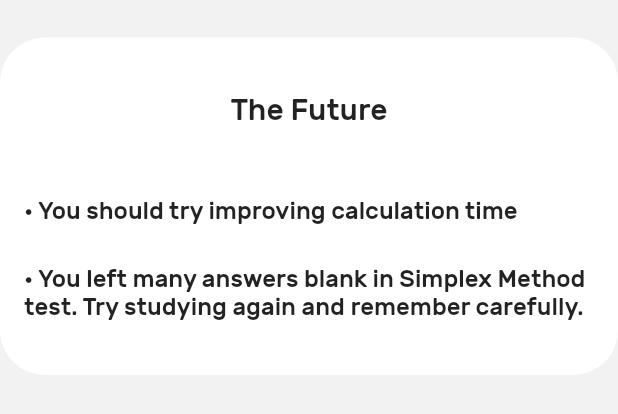
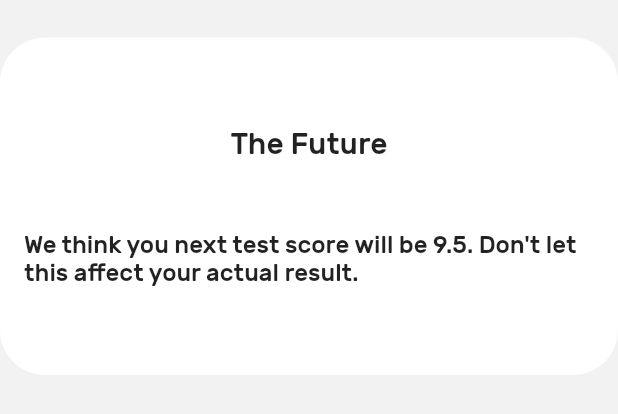
Before and after one commit to Photronium/Math-Solver-App, a Flutter app: the ScorePredictor widget shown alone on an empty page, opened directly, on a phone screen of 412 x 824 dp. Shown: the top 414 px of the screen. Run offline on Flutter 3.47's test engine with Material 2 defaults, Android fonts, the phone set to English and light mode, and no system bars; project files that could hold a hidden picture were left out.

Commit message:
1 minor change
Smart Suggestion is replaced by Scored Predictor. The widget template is updated to reflect this

```diff
--- a/lib/screen/dashboard/dashboard.dart
+++ b/lib/screen/dashboard/dashboard.dart
@@ -341,17 +341,7 @@ class _ScorePredictor extends State<ScorePredictor> {
                       child: Row(children: <Widget>[
                         Flexible(
                           child: Text(
-                              "• You should try improving calculation time",
-                              style: TextStyle(fontSize: 16.0)),
-                        ),
-                      ]),
-                    ),
-                    Padding(
-                      padding: EdgeInsets.only(top: 26),
-                      child: Row(children: <Widget>[
-                        Flexible(
-                          child: Text(
-                              "• You left many answers blank in Simplex Method test. Try studying again and remember carefully.",
+                              "We think you next test score will be 9.5. Don't let this affect your actual result.",
                               style: TextStyle(fontSize: 16.0)),
                         ),
                       ]),
```
